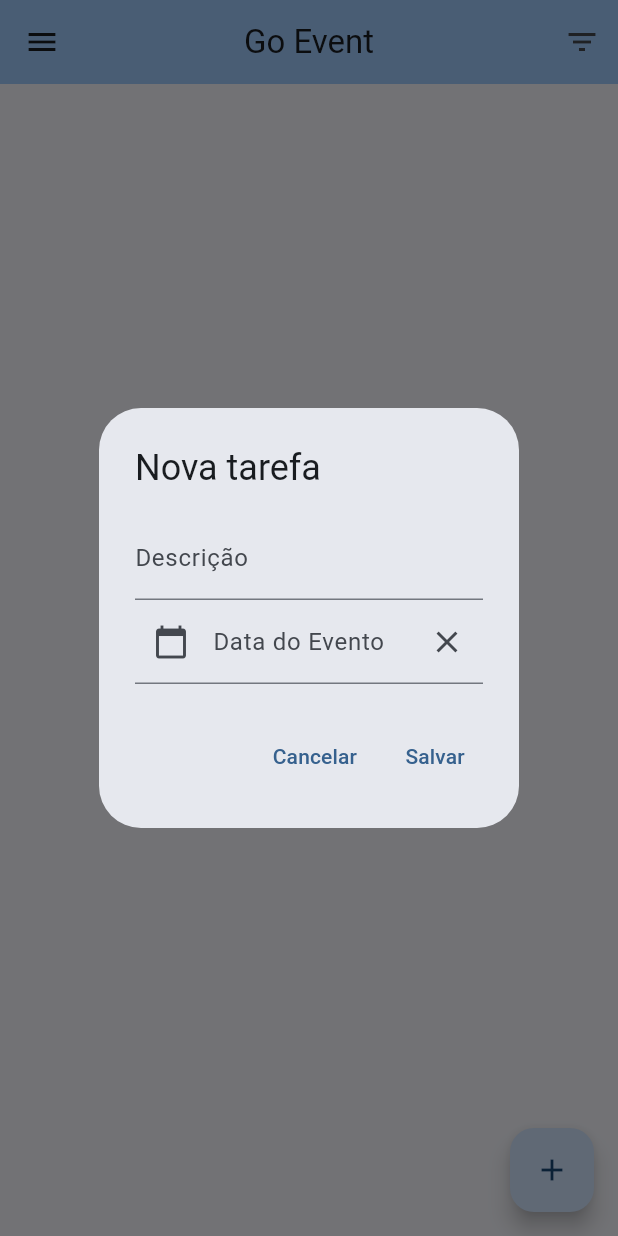
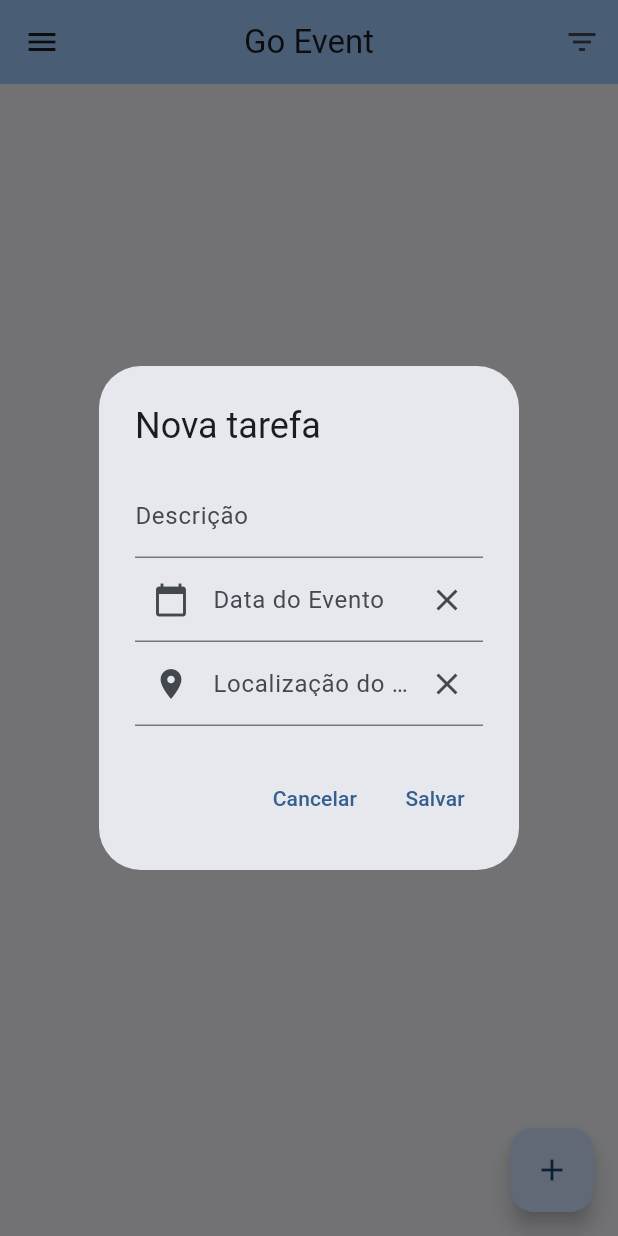
Before and after one commit to SERPALETICIA/EventosDados, a Flutter app: the screen it shows after launch, after a tap on the "menu" icon, after a tap on the "filter list" icon, after a tap on the "add" icon, on a phone screen of 412 x 824 dp. Run offline on Flutter 3.47's test engine with Material 3 defaults, Android fonts, the phone set to English and light mode, and no system bars; our stand-ins replace shared_preferences, sqflite; accounts and stored records are empty.

Commit message:
Ajuste java

```diff
--- a/lib/widgets/conteudo_form_dialog.dart
+++ b/lib/widgets/conteudo_form_dialog.dart
@@ -20,6 +20,8 @@ class ConteudoFormDialogState extends State<ConteudoFormDialog>{
   final descricaoController = TextEditingController();
   final prazoControler = TextEditingController();
   final _dateFormat = DateFormat('dd/MM/yyyy');
+  final localizacaoController = TextEditingController();
+
 
   @override
   void initState(){
@@ -61,6 +63,18 @@ class ConteudoFormDialogState extends State<ConteudoFormDialog>{
               ),
               readOnly: true,
             ),
+
+            TextFormField(
+              controller: localizacaoController,
+              decoration: InputDecoration(
+                labelText: 'Localização do Evento',
+                prefixIcon: Icon(Icons.location_on),
+                suffixIcon: IconButton(
+                  icon: Icon(Icons.close),
+                  onPressed: () => localizacaoController.clear(),
+                ),
+              ),
+            ),
           ],
         )
     );
```
Also changed, not shown: 2 other files.
